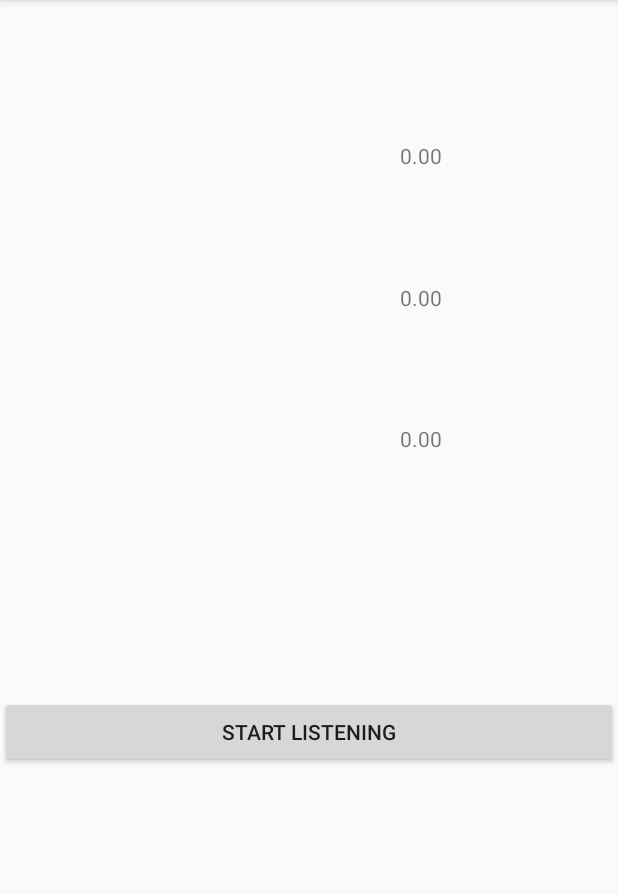
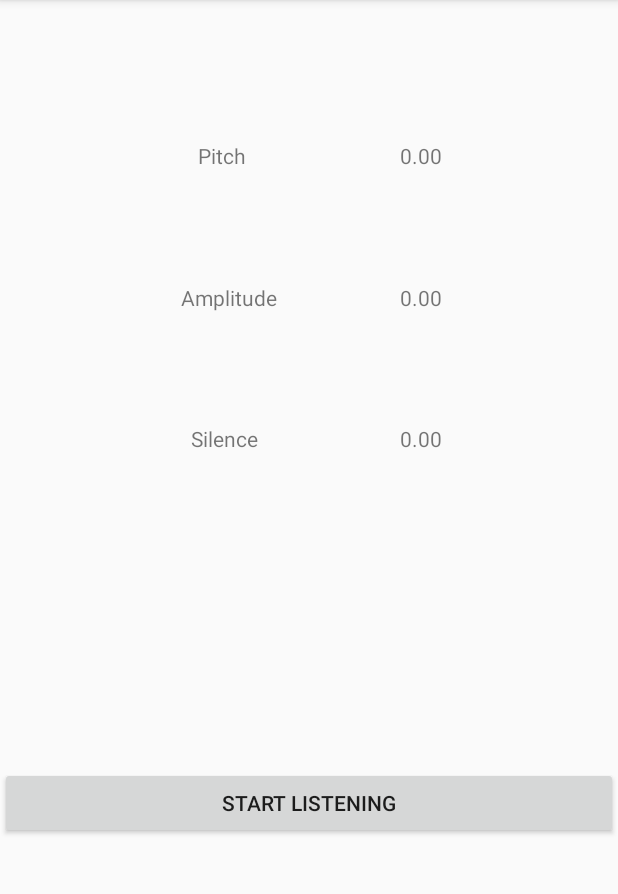
Before and after one commit to enlighter/speech-audio-analysis-android, an Android app: the screen it shows after launch (MainActivity), on a phone screen of 412 x 824 dp, the part 84-978 px from its top. Run offline under Robolectric (Android 15) with nearby library versions, the phone set to English and light mode, and no system bars; 1 statement that could not run was skipped.

Commit message:
add the property display labels

```diff
--- a/app/src/main/res/layout/activity_main.xml
+++ b/app/src/main/res/layout/activity_main.xml
@@ -5,6 +5,18 @@
     android:layout_width="match_parent"
     android:layout_height="match_parent"
     tools:context="com.alumnus.speechaudioanalysis.MainActivity">
+
+    <TextView
+        android:id="@+id/pitchText"
+        android:layout_width="wrap_content"
+        android:layout_height="wrap_content"
+        android:text="@string/initValue"
+        app:layout_constraintBottom_toBottomOf="parent"
+        app:layout_constraintHorizontal_bias="0.694"
+        app:layout_constraintLeft_toLeftOf="parent"
+        app:layout_constraintRight_toRightOf="parent"
+        app:layout_constraintTop_toTopOf="parent"
+        app:layout_constraintVertical_bias="0.126" />
 
     <TextView
         android:id="@+id/amplitudeText"
@@ -31,16 +43,40 @@
         app:layout_constraintVertical_bias="0.378" />
 
     <TextView
-        android:id="@+id/pitchText"
+        android:id="@+id/pitchLabel"
         android:layout_width="wrap_content"
         android:layout_height="wrap_content"
-        android:text="@string/initValue"
+        android:text="@string/pitchLabel"
         app:layout_constraintBottom_toBottomOf="parent"
-        app:layout_constraintHorizontal_bias="0.694"
+        app:layout_constraintHorizontal_bias="0.347"
         app:layout_constraintLeft_toLeftOf="parent"
         app:layout_constraintRight_toRightOf="parent"
         app:layout_constraintTop_toTopOf="parent"
         app:layout_constraintVertical_bias="0.126" />
+
+    <TextView
+        android:id="@+id/amplitudeLabel"
+        android:layout_width="wrap_content"
+        android:layout_height="wrap_content"
+        android:text="@string/amplitudeLabel"
+        app:layout_constraintBottom_toBottomOf="parent"
+        app:layout_constraintHorizontal_bias="0.347"
+        app:layout_constraintLeft_toLeftOf="parent"
+        app:layout_constraintRight_toRightOf="parent"
+        app:layout_constraintTop_toTopOf="parent"
+        app:layout_constraintVertical_bias="0.252" />
+
+    <TextView
+        android:id="@+id/silenceLabel"
+        android:layout_width="wrap_content"
+        android:layout_height="wrap_content"
+        android:text="@string/silenceLabel"
+        app:layout_constraintBottom_toBottomOf="parent"
+        app:layout_constraintHorizontal_bias="0.347"
+        app:layout_constraintLeft_toLeftOf="parent"
+        app:layout_constraintRight_toRightOf="parent"
+        app:layout_constraintTop_toTopOf="parent"
+        app:layout_constraintVertical_bias="0.378" />
 
     <Button
         android:id="@+id/mainButton"
@@ -48,7 +84,7 @@
         android:layout_width="0dp"
         android:layout_height="wrap_content"
         android:text="@string/buttonOFF"
-        app:layout_constraintTop_toBottomOf="@+id/amplitudeText"
+        app:layout_constraintTop_toBottomOf="@+id/silenceText"
         app:layout_constraintBottom_toBottomOf="parent"
         app:layout_constraintLeft_toLeftOf="parent"
         app:layout_constraintRight_toRightOf="parent" />
--- a/app/src/main/res/values/strings.xml
+++ b/app/src/main/res/values/strings.xml
@@ -3,4 +3,7 @@
     <string name="buttonOFF">Start Listening</string>
     <string name="buttonON">Stop Listening</string>
     <string name="initValue">0.00</string>
+    <string name="pitchLabel">Pitch</string>
+    <string name="amplitudeLabel">Amplitude</string>
+    <string name="silenceLabel">Silence</string>
 </resources>
```
